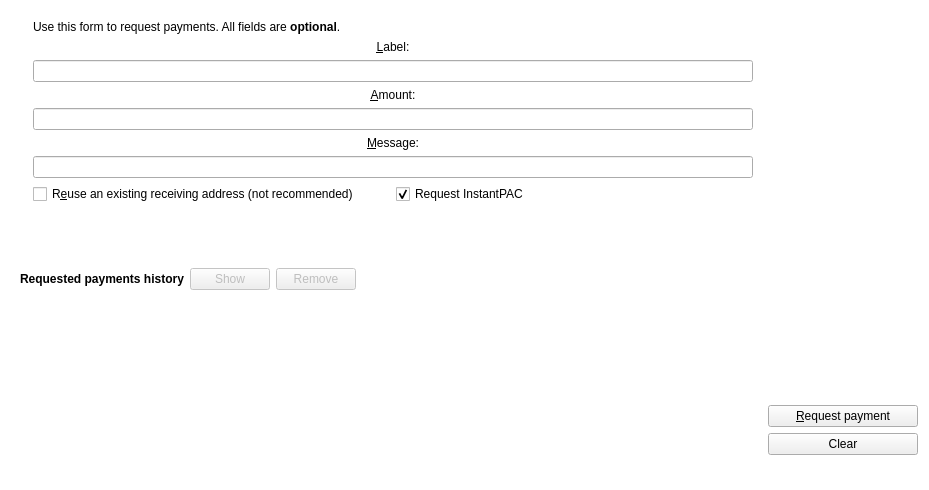
Above: src/qt/forms/receivecoinsdialog.ui from PACCommunity/PAC before the change. Below: the same form after it.
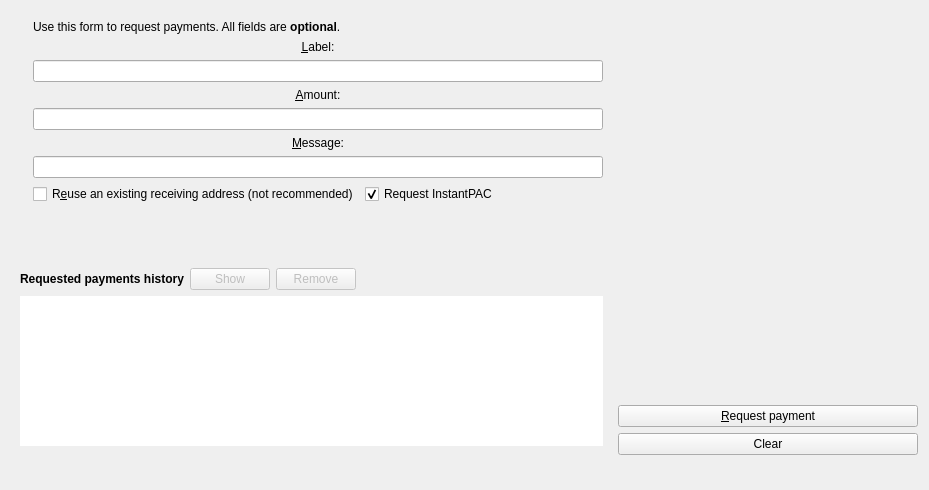
That is the form after the change. Custom widgets are drawn as their Qt base class.

Commit message: Receive Page background

```diff
--- a/src/qt/forms/receivecoinsdialog.ui
+++ b/src/qt/forms/receivecoinsdialog.ui
@@ -11,10 +11,7 @@
    </rect>
   </property>
   <property name="styleSheet">
-   <string notr="true">#ReceiveCoinsDialog{
-  background:transparent !important;
-}
-QFrame{
+   <string notr="true">QFrame{
   border:none;
 }</string>
   </property>
@@ -344,7 +341,7 @@
           <widget class="QPushButton" name="receiveButton">
            <property name="minimumSize">
             <size>
-             <width>150</width>
+             <width>300</width>
              <height>0</height>
             </size>
            </property>
```
The commit also changes 1 other file.
